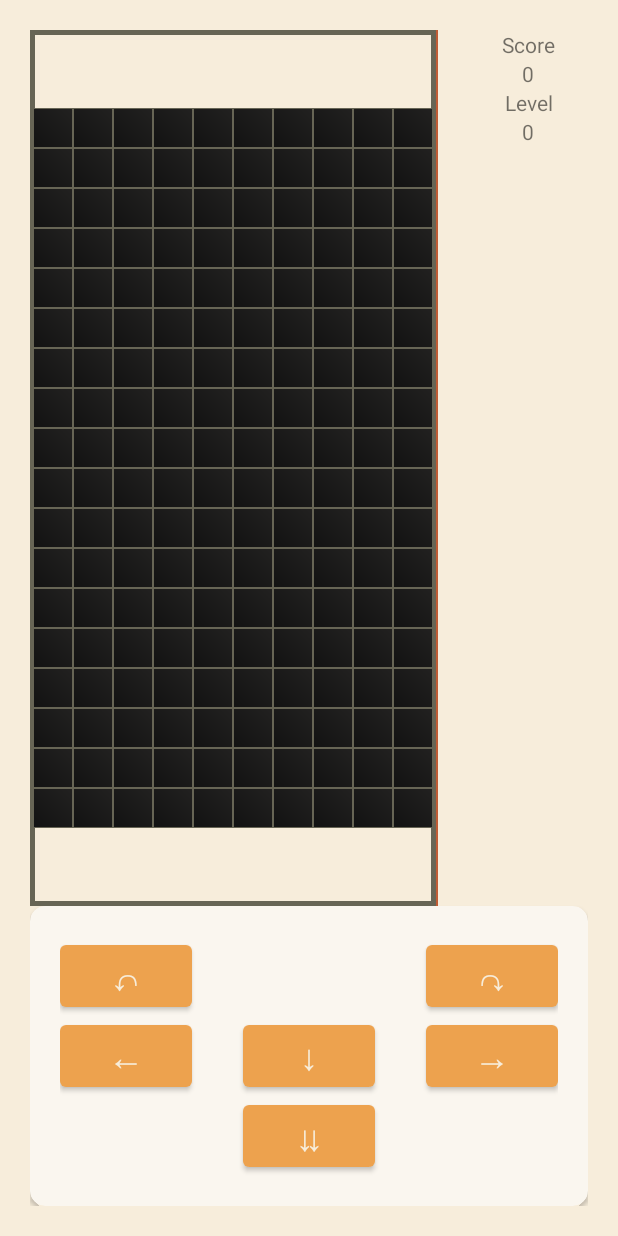
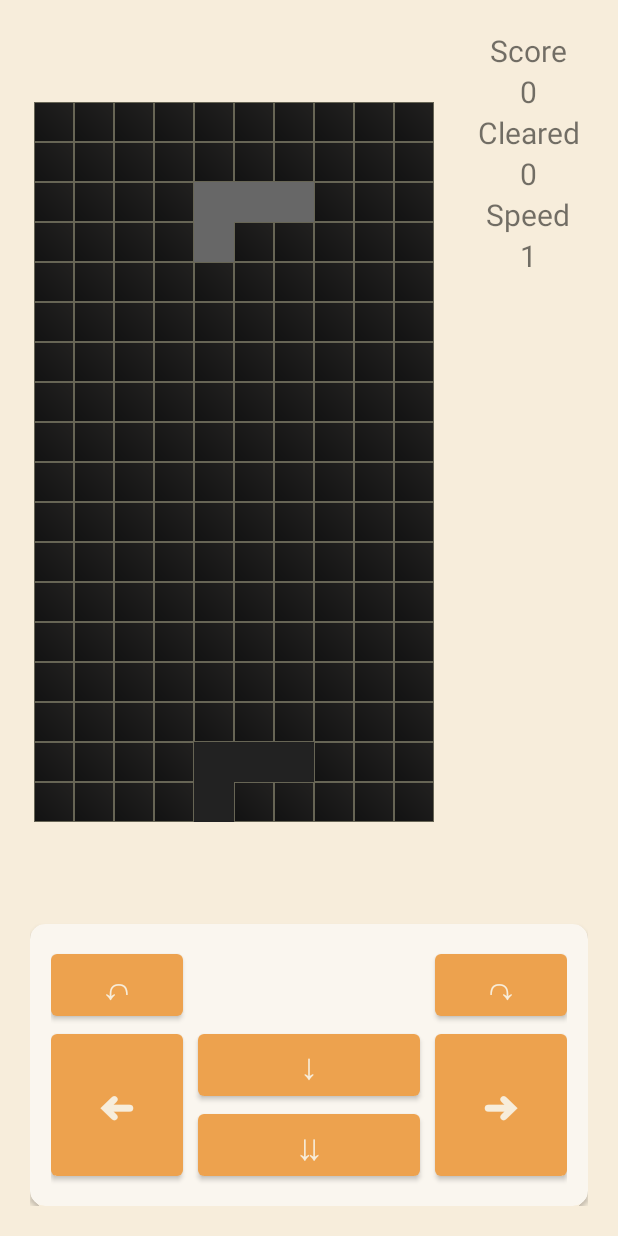
Before and after one commit to Andrinha/TetrisMobile, an Android app: the EditGameActivity screen opened directly, with no data from a screen before it, after a tap on "START", on a phone screen of 412 x 824 dp. Run offline under Robolectric (Android 15) with nearby library versions, the phone set to English and light mode, and no system bars; 2 statements that could not run were skipped; 2 other taps on this screen came first.

Commit message:
create game logic

```diff
--- a/app/src/main/java/com/fit/tetris/data/Block.kt
+++ b/app/src/main/java/com/fit/tetris/data/Block.kt
@@ -1,9 +1,28 @@
 package com.fit.tetris.data
 
-abstract class Block {
-    abstract val tiles: Array<BooleanArray>
+import java.util.*
+
+class Block(var tiles: Array<BooleanArray>) {
+    var offset: Position = Position(0, 0)
+    var r = 0
+    var g = 0
+    var b = 0
+
+    init {
+        while (r + g + b < 256) {
+            r = kotlin.math.abs(Random().nextInt() % 256)
+            g = kotlin.math.abs(Random().nextInt() % 256)
+            b = kotlin.math.abs(Random().nextInt() % 256)
+        }
+    }
 
     fun rotateCW() {
+        repeat(3) {
+            rotateCCW()
+        }
+    }
+
+    fun rotateCCW() {
         for (i in 0 until tiles.size / 2) {
             for (j in i until tiles.size - i - 1) {
                 val temp: Boolean = tiles[i][j]
@@ -14,9 +33,44 @@ abstract class Block {
             }
         }
     }
-    fun rotateCCW() {
-        repeat(3) {
-            rotateCW()
+
+    fun move(x: Int, y: Int) {
+        this.offset.x += x
+        this.offset.y += y
+    }
+
+    fun reset(width: Int) {
+        offset = Position(width / 2 - tiles.size / 2, 0)
+    }
+
+    fun isClosed(): Boolean {
+        var t = 0
+        for(i in tiles.indices) {
+            for(j in tiles.indices) {
+                if (tiles[i][j]) {
+                    var k = 0
+                    if (i - 1 >= 0 && tiles[i-1][j]) k++
+                    if (i + 1 < tiles.size && tiles[i+1][j]) k++
+                    if (j - 1 >= 0 && tiles[i][j-1]) k++
+                    if (j + 1 < tiles.size && tiles[i][j+1]) k++
+                    if (k == 0) return false
+                    if (k == 4) tiles[i][j] = true
+                    t++
+                }
+            }
         }
+        return t > 0
+    }
+
+    fun tilePositions(): MutableList<Position> {
+        val list: MutableList<Position> = LinkedList()
+        for(i in tiles.indices) {
+            for (j in tiles.indices) {
+                if (tiles[i][j]) {
+                    list.add(Position(this.offset.x + i, this.offset.y + j))
+                }
+            }
+        }
+        return list
     }
 }
--- a/app/src/main/java/com/fit/tetris/data/GameData.kt
+++ b/app/src/main/java/com/fit/tetris/data/GameData.kt
@@ -2,4 +2,4 @@ package com.fit.tetris.data
 
 import java.io.Serializable
 
-data class GameData(val name: String, val width: Int, val height: Int, val speed: Int): Serializable
+data class GameData(val name: String, val width: Int, val height: Int, var speed: Int): Serializable
--- /dev/null
+++ b/app/src/main/java/com/fit/tetris/data/Position.kt
@@ -0,0 +1,3 @@
+package com.fit.tetris.data
+
+data class Position(var x: Int, var y: Int)
--- a/app/src/main/java/com/fit/tetris/data/RandomBlock.kt
+++ /dev/null
@@ -1,5 +0,0 @@
-package com.fit.tetris.data
-
-class RandomBlock(override val tiles: Array<BooleanArray>) : Block() {
-
-}
--- /dev/null
+++ b/app/src/main/java/com/fit/tetris/ui/game/BlockQueue.kt
@@ -0,0 +1,76 @@
+package com.fit.tetris.ui.game
+
+import com.fit.tetris.data.Block
+import kotlin.random.Random
+
+class BlockQueue {
+
+    var nextBlock: Block = tetrisBlock()
+    private var block: Block = nextBlock
+
+    private fun randomBlock(size: Int): Block {
+        val tiles: Array<BooleanArray> = Array(size) {BooleanArray(size)}
+        val block = Block(tiles)
+        while (!block.isClosed()) {
+            for(i in 0 until size) {
+                for(j in 0 until size) {
+                    tiles[i][j] = Random.nextBoolean()
+                }
+            }
+            block.tiles = tiles
+        }
+        return block
+    }
+
+    private fun tetrisBlock(): Block {
+        val tiles: Array<Array<BooleanArray>> =
+            arrayOf(
+                arrayOf(
+                    booleanArrayOf(false, false, true, false),
+                    booleanArrayOf(false, false, true, false),
+                    booleanArrayOf(false, false, true, false),
+                    booleanArrayOf(false, false, true, false)
+                ),
+                arrayOf(
+                    booleanArrayOf(false, true, true),
+                    booleanArrayOf(false, true, false),
+                    booleanArrayOf(false, true, false)
+                ),
+                arrayOf(
+                    booleanArrayOf(false, true, false),
+                    booleanArrayOf(false, true, false),
+                    booleanArrayOf(false, true, true)
+                ),
+                arrayOf(
+                    booleanArrayOf(true, true),
+                    booleanArrayOf(true, true),
+                ),
+                arrayOf(
+                    booleanArrayOf(false, true, false),
+                    booleanArrayOf(false, true, true),
+                    booleanArrayOf(false, false, true)
+                ),
+                arrayOf(
+                    booleanArrayOf(false, false, true),
+                    booleanArrayOf(false, true, true),
+                    booleanArrayOf(false, true, false)
+                ),
+                arrayOf(
+                    booleanArrayOf(false, true, false),
+                    booleanArrayOf(false, true, true),
+                    booleanArrayOf(false, true, false)
+                )
+            )
+
+        val id = Random.nextInt(0, tiles.size)
+        return Block(tiles[id])
+    }
+
+    fun getNext(width: Int): Block {
+        block = nextBlock
+        //nextBlock = randomBlock(size)
+        nextBlock = tetrisBlock()
+        block.reset(width)
+        return block
+    }
+}
--- a/app/src/main/java/com/fit/tetris/ui/game/GameActivity.kt
+++ b/app/src/main/java/com/fit/tetris/ui/game/GameActivity.kt
@@ -1,6 +1,9 @@
 package com.fit.tetris.ui.game
 
+import android.graphics.Color
 import android.os.Bundle
+import android.os.Handler
+import android.os.Looper
 import android.view.Gravity
 import android.view.View
 import android.widget.TableLayout
@@ -9,10 +12,11 @@ import androidx.appcompat.app.AppCompatActivity
 import androidx.core.view.get
 import androidx.lifecycle.ViewModelProvider
 import com.fit.tetris.R
+import com.fit.tetris.data.Block
 import com.fit.tetris.data.GameData
-import com.fit.tetris.data.RandomBlock
 import com.fit.tetris.databinding.ActivityGameBinding
 import java.lang.Integer.min
+import kotlin.math.sqrt
 
 
 class GameActivity : AppCompatActivity() {
@@ -23,6 +27,11 @@ class GameActivity : AppCompatActivity() {
     private var _viewModel: GameViewModel? = null
     private val viewModel get() = _viewModel!!
 
+    private val handler = Handler(Looper.getMainLooper())
+    private lateinit var runnable: Runnable
+    private var delay = 100L
+        set(value) {field = if (value < 18) 18 else value}
+
     override fun onCreate(savedInstanceState: Bundle?) {
         super.onCreate(savedInstanceState)
         _viewModel = ViewModelProvider(this)[GameViewModel::class.java]
@@ -30,50 +39,56 @@ class GameActivity : AppCompatActivity() {
         setContentView(binding.root)
         viewModel.gameData.value = intent.getSerializableExtra("data") as GameData
         viewModel.createGameGrid()
+        delay = 1000L / viewModel.gameData.value!!.speed
 
         binding.frameWell.post {
-            val height = binding.frameWell.height - 3
-            val width = binding.frameWell.width - 3
+            val height = binding.frameWell.height
+            val width = binding.frameWell.width
             val size = min(height / viewModel.gameData.value!!.height, width / viewModel.gameData.value!!.width)
             createTable(viewModel.gameData.value!!.width, viewModel.gameData.value!!.height, size)
         }
 
-        var xx = 0
-        var yy = 0
-
         binding.buttonDown.setOnClickListener {
-            yy++
-            viewModel.gameGrid.value!![xx, yy] = 1
-            drawGrid(viewModel.gameGrid.value!!)
+            viewModel.moveBlockDown()
+            draw(viewModel.gameGrid.value!!, viewModel.currentBlock.value!!)
+        }
+        binding.buttonBottom.setOnClickListener {
+            viewModel.moveDropBlock()
+            draw(viewModel.gameGrid.value!!, viewModel.currentBlock.value!!)
         }
         binding.buttonLeft.setOnClickListener {
-            xx--
-            viewModel.gameGrid.value!![xx, yy] = 1
-            drawGrid(viewModel.gameGrid.value!!)
+            viewModel.moveBlockLeft()
+            draw(viewModel.gameGrid.value!!, viewModel.currentBlock.value!!)
         }
         binding.buttonRight.setOnClickListener {
-            xx++
-            viewModel.gameGrid.value!![xx, yy] = 1
-            drawGrid(viewModel.gameGrid.value!!)
+            viewModel.moveBlockRight()
+            draw(viewModel.gameGrid.value!!, viewModel.currentBlock.value!!)
         }
-        val array = Array(4) { BooleanArray(4)}
-        var t = 0
-        for (y in 0..3) {
-            for (x in 0..3) {
-                array[y][x] = (x + y) % 2 == 0
-                t++
-            }
+        binding.buttonCW.setOnClickListener {
+            viewModel.rotateBlockCW()
+            draw(viewModel.gameGrid.value!!, viewModel.currentBlock.value!!)
         }
-        val block = RandomBlock(array)
-        block.rotateCCW()
-        block.rotateCW()
+        binding.buttonCWW.setOnClickListener {
+            viewModel.rotateBlockCCW()
+            draw(viewModel.gameGrid.value!!, viewModel.currentBlock.value!!)
+        }
+        viewModel.score.observe(this) {
+            binding.textScoreValue.text = it.toString()
+        }
+        viewModel.linesCleared.observe(this) {
+            //delay = 1000L / (viewModel.gameData.value!!.speed + it)
+            delay = 1000L / (viewModel.gameData.value!!.speed + sqrt(it.toFloat()).toLong())
+            //delay = 1000L / viewModel.gameData.value!!.speed
+            binding.textSpeedValue.text = (1000 / delay).toString()
+            binding.textClearedValue.text = it.toString()
+        }
     }
 
     private fun createTable(width: Int, height: Int, size: Int) {
         val tableLayout = TableLayout(this).apply {
             gravity = Gravity.CENTER
             layoutParams = TableLayout.LayoutParams(TableLayout.LayoutParams.MATCH_PARENT, TableLayout.LayoutParams.MATCH_PARENT)
-            setBackgroundResource(R.drawable.table_background)
+            //setBackgroundResource(R.drawable.table_background)
         }
 
         repeat(height) {
@@ -101,10 +116,63 @@ class GameActivity : AppCompatActivity() {
     private fun drawGrid(grid: GameGrid) {
         for (y in 0 until grid.height) {
             for (x in 0 until grid.width) {
-                if (grid[x, y] != 0)
-                    getView(x, y).setBackgroundResource(R.drawable.cell_active_background)
+                if (grid[x, y] != 0) {
+                    //getView(x, y).setBackgroundResource(R.drawable.cell_active_background)
+                    getView(x, y ).setBackgroundColor(grid[x, y])
+                }
+
             }
         }
+    }
+
+    private fun drawBlock(block: Block) {
+        block.tilePositions().forEach {
+            //getView(it.x, it.y).setBackgroundResource(R.drawable.cell_active_background)
+            getView(it.x, it.y).setBackgroundColor(Color.rgb(block.r, block.g, block.b))
+        }
+    }
+
+    private fun drawGhostBlock(block: Block) {
+        val distance = viewModel.blockDropDistance()
+        block.tilePositions().forEach {
+            getView(it.x, it.y + distance ).apply {
+                setBackgroundColor(Color.rgb(block.r / 3, block.g / 3, block.b / 3))
+            }
+
+        }
+    }
+
+    private fun clearScreen(grid: GameGrid) {
+        for (y in 0 until grid.height) {
+            for (x in 0 until grid.width) {
+                getView(x, y).apply {
+                    setBackgroundResource(R.drawable.cell_background)
+                }
+            }
+        }
+    }
+
+    private fun draw(grid: GameGrid, block: Block) {
+        clearScreen(grid)
+        drawGrid(grid)
+        drawGhostBlock(block)
+        drawBlock(block)
+    }
+
+    override fun onResume() {
+
+        handler.postDelayed(Runnable {
+            viewModel.moveBlockDown()
+            draw(viewModel.gameGrid.value!!, viewModel.currentBlock.value!!)
+            handler.postDelayed(runnable, delay)
+        }.also { runnable = it }, delay)
+
+        super.onResume()
+    }
+
+    override fun onPause() {
+        handler.removeCallbacks(runnable)
+        super.onPause()
     }
 
     override fun onDestroy() {
--- a/app/src/main/java/com/fit/tetris/ui/game/GameViewModel.kt
+++ b/app/src/main/java/com/fit/tetris/ui/game/GameViewModel.kt
@@ -1,16 +1,116 @@
 package com.fit.tetris.ui.game
 
+import android.graphics.Color
 import androidx.lifecycle.MutableLiveData
 import androidx.lifecycle.ViewModel
+import com.fit.tetris.data.Block
 import com.fit.tetris.data.GameData
+import com.fit.tetris.data.Position
+import kotlin.math.min
+import kotlin.math.round
+import kotlin.math.sqrt
+import kotlin.random.Random
 
 class GameViewModel: ViewModel() {
     var gameGrid: MutableLiveData<GameGrid> = MutableLiveData()
     var gameData: MutableLiveData<GameData> = MutableLiveData()
+    var blockQueue: MutableLiveData<BlockQueue> = MutableLiveData()
+    var currentBlock: MutableLiveData<Block> = MutableLiveData()
+    var score: MutableLiveData<Int> = MutableLiveData(0)
+    var linesCleared: MutableLiveData<Int> = MutableLiveData(0)
 
     fun createGameGrid() {
         if (gameData.value != null) {
             gameGrid.value = GameGrid(gameData.value!!.width, gameData.value!!.height)
+            blockQueue.value = BlockQueue()
+            currentBlock.value = blockQueue.value!!.getNext(gameGrid.value!!.width)
         }
     }
+
+    private fun blockFits(): Boolean {
+        currentBlock.value!!.tilePositions().forEach {
+            if (!gameGrid.value!!.isEmpty(it.x, it.y))
+                return false
+        }
+        return true
+    }
+
+    fun rotateBlockCW() {
+        currentBlock.value!!.rotateCW()
+
+        if (!blockFits())
+            currentBlock.value!!.rotateCCW()
+    }
+
+    fun rotateBlockCCW() {
+        currentBlock.value!!.rotateCCW()
+
+        if (!blockFits())
+            currentBlock.value!!.rotateCW()
+    }
+
+    fun moveBlockLeft() {
+        currentBlock.value!!.move(-1, 0)
+        if (!blockFits())
+            currentBlock.value!!.move(1, 0)
+    }
+
+    fun moveBlockRight() {
+        currentBlock.value!!.move(1, 0)
+        if (!blockFits())
+            currentBlock.value!!.move(-1, 0)
+    }
+
+    private fun isGameOver(): Boolean {
+        return !(gameGrid.value!!.isRowEmpty(0) && gameGrid.value!!.isRowEmpty(1))
+    }
+
+    private fun placeBlock() {
+        //val r = Random.nextInt()
+        currentBlock.value!!.tilePositions().forEach {
+            gameGrid.value!![it.x, it.y] =
+                Color.rgb(currentBlock.value!!.r, currentBlock.value!!.g, currentBlock.value!!.b)
+        }
+        val cleared = gameGrid.value!!.clearFullRows()
+        score.value = score.value!! + cleared * cleared * gameGrid.value!!.width *
+                gameData.value!!.speed * gameData.value!!.speed * linesCleared.value!!
+
+        linesCleared.value = linesCleared.value!! + cleared
+
+        if (isGameOver()) {
+            for (i in 0 until gameGrid.value!!.height)
+                gameGrid.value!!.clearRow(i)
+        } else {
+            currentBlock.value = blockQueue.value!!.getNext(gameGrid.value!!.width)
+        }
+    }
+
+    fun moveBlockDown() {
+        currentBlock.value!!.move(0, 1)
+        if (!blockFits()) {
+            currentBlock.value!!.move(0, -1)
+            placeBlock()
+        }
+    }
+
+    private fun tileDropDistance(p: Position): Int {
+        var drop = 0
+        while (gameGrid.value!!.isEmpty(p.x, p.y + drop + 1)) {
+            drop++
+        }
+        return drop
+    }
+
+    fun blockDropDistance(): Int {
+        var drop = gameGrid.value!!.height
+        currentBlock.value!!.tilePositions().forEach {
+            drop = min(drop, tileDropDistance(it))
+        }
+        return drop
+    }
+
+    fun moveDropBlock() {
+        currentBlock.value!!.move(0, blockDropDistance())
+        placeBlock()
+    }
 }
--- a/app/src/main/res/layout/activity_edit_game.xml
+++ b/app/src/main/res/layout/activity_edit_game.xml
@@ -100,7 +100,7 @@
             android:hint="@string/game_speed"
             android:inputType="number"
             android:singleLine="true"
-            android:text="20" />
+            android:text="1" />
     </com.google.android.material.textfield.TextInputLayout>
 
     <FrameLayout
--- a/app/src/main/res/layout/activity_game.xml
+++ b/app/src/main/res/layout/activity_game.xml
@@ -21,10 +21,10 @@
         <androidx.constraintlayout.widget.ConstraintLayout
             android:layout_width="match_parent"
             android:layout_height="match_parent"
-            android:padding="20dp">
+            android:padding="14dp">
 
             <Button
-                android:id="@+id/button_anticlockwise"
+                android:id="@+id/button_CWW"
                 android:layout_width="wrap_content"
                 android:layout_height="wrap_content"
                 android:text="↶"
@@ -33,7 +33,7 @@
                 app:layout_constraintStart_toStartOf="parent" />
 
             <Button
-                android:id="@+id/button_clockwise"
+                android:id="@+id/button_CW"
                 android:layout_width="wrap_content"
                 android:layout_height="wrap_content"
                 android:text="↷"
@@ -44,25 +44,30 @@
             <Button
                 android:id="@+id/button_left"
                 android:layout_width="wrap_content"
-                android:layout_height="wrap_content"
-                android:text="←"
+                android:layout_height="0dp"
+                android:scaleX="-1"
+                android:text="➜"
                 android:textSize="24sp"
+                app:layout_constraintBottom_toBottomOf="@+id/button_bottom"
                 app:layout_constraintStart_toStartOf="parent"
                 app:layout_constraintTop_toTopOf="@+id/button_down" />
 
             <Button
                 android:id="@+id/button_right"
                 android:layout_width="wrap_content"
-                android:layout_height="wrap_content"
-                android:text="→"
+                android:layout_height="0dp"
+                android:text="➜"
                 android:textSize="24sp"
+                app:layout_constraintBottom_toBottomOf="@+id/button_bottom"
                 app:layout_constraintEnd_toEndOf="parent"
                 app:layout_constraintTop_toTopOf="@+id/button_down" />
 
             <Button
                 android:id="@+id/button_down"
-                android:layout_width="wrap_content"
+                android:layout_width="0dp"
                 android:layout_height="wrap_content"
+                android:layout_marginStart="10dp"
+                android:layout_marginEnd="10dp"
                 android:text="↓"
                 android:textSize="24sp"
                 app:layout_constraintBottom_toTopOf="@id/button_bottom"
@@ -71,8 +76,10 @@
 
             <Button
                 android:id="@+id/button_bottom"
-                android:layout_width="wrap_content"
+                android:layout_width="0dp"
                 android:layout_height="wrap_content"
+                android:layout_marginStart="10dp"
+                android:layout_marginEnd="10dp"
                 android:text="⇊"
                 android:textSize="24sp"
                 app:layout_constraintBottom_toBottomOf="parent"
@@ -96,45 +103,57 @@
             android:layout_width="match_parent"
             android:layout_height="wrap_content"
             android:gravity="center"
-            android:text="Score" />
+            android:text="Score"
+            android:textSize="20sp" />
 
         <TextView
             android:id="@+id/textScoreValue"
             android:layout_width="match_parent"
             android:layout_height="wrap_content"
             android:gravity="center"
-            android:text="0" />
+            android:text="0"
+            android:textSize="20sp" />
 
         <TextView
-            android:id="@+id/textLevel"
+            android:id="@+id/textCleared"
             android:layout_width="match_parent"
             android:layout_height="wrap_content"
             android:gravity="center"
-            android:text="Level" />
+            android:text="Cleared"
+            android:textSize="20sp" />
 
         <TextView
-            android:id="@+id/textLevelValue"
+            android:id="@+id/textClearedValue"
             android:layout_width="match_parent"
             android:layout_height="wrap_content"
             android:gravity="center"
-            android:text="0" />
+            android:text="0"
+            android:textSize="20sp" />
+
+        <TextView
+            android:id="@+id/textSpeed"
+            android:layout_width="match_parent"
+            android:layout_height="wrap_content"
+            android:gravity="center"
+            android:text="Speed"
+            android:textSize="20sp" />
+
+        <TextView
+            android:id="@+id/textSpeedValue"
+            android:layout_width="match_parent"
+            android:layout_height="wrap_content"
+            android:gravity="center"
+            android:text="0"
+            android:textSize="20sp" />
     </LinearLayout>
-
-    <View
-        android:id="@+id/view"
-        android:layout_width="1dp"
-        android:layout_height="0dp"
-        android:background="@color/color_10"
-        app:layout_constraintBottom_toTopOf="@+id/cardView"
-        app:layout_constraintEnd_toStartOf="@+id/linearLayout"
-        app:layout_constraintTop_toTopOf="parent" />
 
     <FrameLayout
         android:id="@+id/frame_well"
         android:layout_width="0dp"
         android:layout_height="0dp"
+        android:layout_marginBottom="20dp"
         app:layout_constraintBottom_toTopOf="@+id/cardView"
-        app:layout_constraintEnd_toStartOf="@+id/view"
+        app:layout_constraintEnd_toStartOf="@+id/linearLayout"
         app:layout_constraintStart_toStartOf="parent"
         app:layout_constraintTop_toTopOf="parent">
 
```
Also changed, not shown: app/src/main/java/com/fit/tetris/ui/game/GameGrid.kt (+9 -9 lines).
